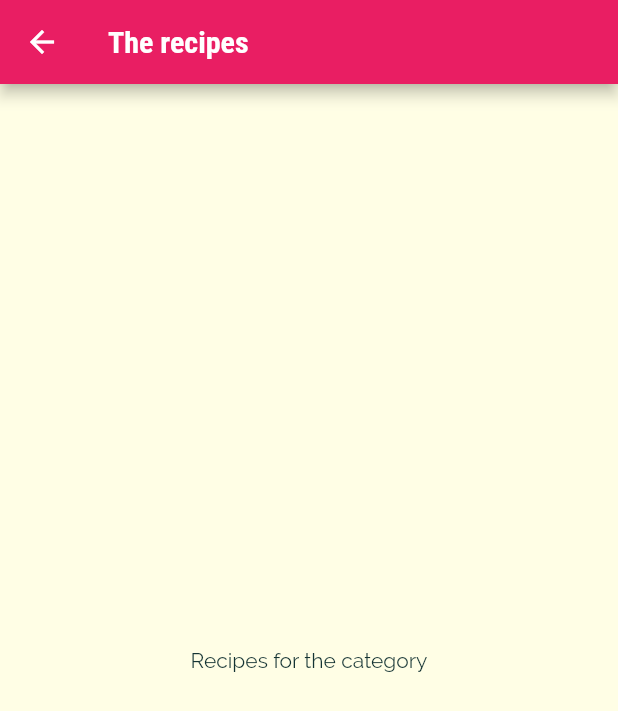
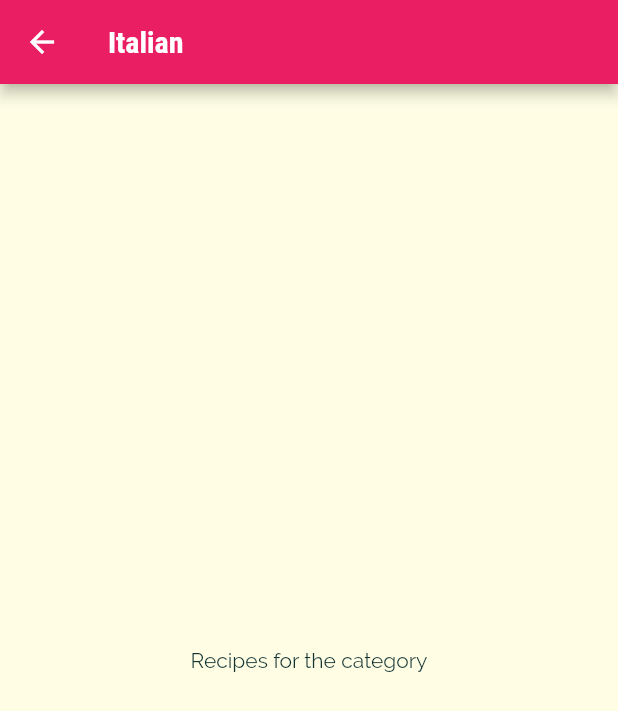
Before and after one commit to SJovis/flutter_recipes_app, a Flutter app: the screen it shows after launch, after a tap on "Italian", on a phone screen of 412 x 824 dp. Shown: the top 711 px of the screen. Run offline on Flutter 3.47's test engine with Material 2 defaults, Android fonts, the phone set to English and light mode, and no system bars.

```diff
--- a/lib/categories_screen.dart
+++ b/lib/categories_screen.dart
@@ -21,7 +21,7 @@ class CategoriesScreen extends StatelessWidget {
           mainAxisSpacing: 20,
         ),
         children: DUMMY_CATEGORIES.map((ctg) {
-          return CategoryItem(title: ctg.title, color: ctg.color);
+          return CategoryItem(id: ctg.id, title: ctg.title, color: ctg.color);
         }).toList(),
       ),
     );
--- a/lib/category_item.dart
+++ b/lib/category_item.dart
@@ -4,13 +4,17 @@ import './category_meals_screen.dart';
 class CategoryItem extends StatelessWidget {
   final String title;
   final Color color;
-  const CategoryItem({super.key, required this.title, required this.color});
+  final String id;
+  const CategoryItem(
+      {super.key, required this.title, required this.color, required this.id});
 
   void selectCategory(BuildContext context) {
-    Navigator.of(context).push(
-      MaterialPageRoute(builder: (_) {
-        return const CategoryMealsScreen();
-      }),
+    Navigator.of(context).pushNamed(
+      '/category-meals',
+      arguments: {
+        'id': id,
+        'title': title,
+      },
     );
   }
 
--- a/lib/category_meals_screen.dart
+++ b/lib/category_meals_screen.dart
@@ -1,13 +1,26 @@
 import 'package:flutter/material.dart';
 
 class CategoryMealsScreen extends StatelessWidget {
-  const CategoryMealsScreen({super.key});
+  // final String categoryId;
+  // final String categoryTitle;
+
+  const CategoryMealsScreen({
+    super.key,
+    // required this.categoryId,
+    // required this.categoryTitle,
+  });
 
   @override
   Widget build(BuildContext context) {
+    final routeArgs =
+        ModalRoute.of(context)!.settings.arguments as Map<String, String>;
+
+    final categoryTitle = routeArgs['title'] as String;
+    final categoryId = routeArgs['id'] as String;
+
     return Scaffold(
       appBar: AppBar(
-        title: Text('The recipes'),
+        title: Text(categoryTitle),
       ),
       body: Center(
         child: Text('Recipes for the category'),
--- a/lib/main.dart
+++ b/lib/main.dart
@@ -1,5 +1,6 @@
 import 'package:flutter/material.dart';
-import 'package:meal_app/categories_screen.dart';
+import './categories_screen.dart';
+import './category_meals_screen.dart';
 
 void main() {
   runApp(const MyApp());
@@ -30,6 +31,9 @@ class MyApp extends StatelessWidget {
             ),
       ),
       home: const CategoriesScreen(),
+      routes: {
+        '/category-meals': (context) => const CategoryMealsScreen(),
+      },
     );
   }
 }
```
